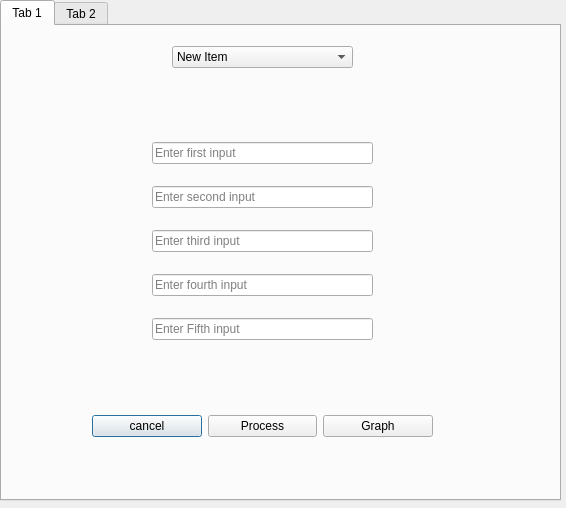
abdo-mongy/Queuing-theory-, file view/untitled.ui: the form before one commit.
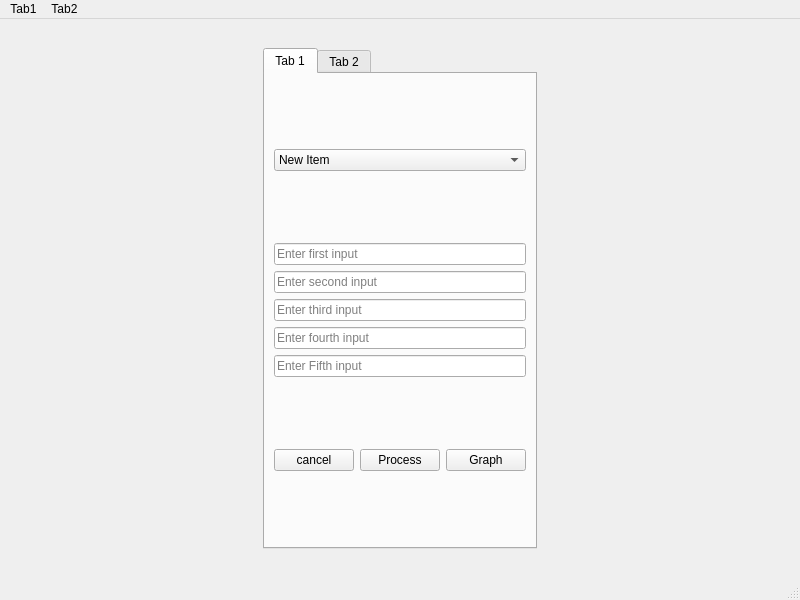
The form after the commit.

Diff of the .ui file:
```diff
--- a/view/untitled.ui
+++ b/view/untitled.ui
@@ -1,26 +1,30 @@
 <?xml version="1.0" encoding="UTF-8"?>
 <ui version="4.0">
- <class>Dialog</class>
- <widget class="QDialog" name="Dialog">
+ <class>MainWindow</class>
+ <widget class="QMainWindow" name="MainWindow">
   <property name="geometry">
    <rect>
     <x>0</x>
     <y>0</y>
-    <width>566</width>
-    <height>508</height>
+    <width>800</width>
+    <height>600</height>
    </rect>
   </property>
   <property name="windowTitle">
-   <string>Dialog</string>
+   <string>MainWindow</string>
   </property>
+  <widget class="QWidget" name="centralwidget">
+   <property name="autoFillBackground">
+    <bool>false</bool>
+   </property>
+   <layout class="QGridLayout" name="gridLayout_2">
+    <item row="0" column="0">
   <widget class="QTabWidget" name="tabWidget">
-   <property name="geometry">
-    <rect>
-     <x>0</x>
-     <y>0</y>
-     <width>561</width>
-     <height>501</height>
-    </rect>
+      <property name="sizePolicy">
+       <sizepolicy hsizetype="Maximum" vsizetype="Maximum">
+        <horstretch>1</horstretch>
+        <verstretch>1</verstretch>
+       </sizepolicy>
    </property>
    <property name="minimumSize">
     <size>
@@ -38,18 +42,18 @@
     <number>0</number>
    </property>
    <widget class="QWidget" name="tab">
+       <property name="sizePolicy">
+        <sizepolicy hsizetype="Maximum" vsizetype="Maximum">
+         <horstretch>1</horstretch>
+         <verstretch>1</verstretch>
+        </sizepolicy>
+       </property>
     <attribute name="title">
      <string>Tab 1</string>
     </attribute>
+       <layout class="QGridLayout" name="gridLayout">
+        <item row="0" column="0">
     <widget class="QComboBox" name="comboBox">
-     <property name="geometry">
-      <rect>
-       <x>170</x>
-       <y>20</y>
-       <width>181</width>
-       <height>22</height>
-      </rect>
-     </property>
      <item>
       <property name="text">
        <string>New Item</string>
@@ -76,48 +80,8 @@
       </property>
      </item>
     </widget>
-    <widget class="QWidget" name="horizontalLayoutWidget">
-     <property name="geometry">
-      <rect>
-       <x>90</x>
-       <y>360</y>
-       <width>341</width>
-       <height>80</height>
-      </rect>
-     </property>
-     <layout class="QHBoxLayout" name="horizontalLayout_4">
-      <item>
-       <widget class="QPushButton" name="pushButton_7">
-        <property name="text">
-         <string>cancel</string>
-        </property>
-       </widget>
-      </item>
-      <item>
-       <widget class="QPushButton" name="pushButton_52">
-        <property name="text">
-         <string>Process</string>
-        </property>
-       </widget>
-      </item>
-      <item>
-       <widget class="QPushButton" name="pushButton_8">
-        <property name="text">
-         <string>Graph</string>
-        </property>
-       </widget>
-      </item>
-     </layout>
-    </widget>
-    <widget class="QWidget" name="verticalLayoutWidget">
-     <property name="geometry">
-      <rect>
-       <x>150</x>
-       <y>100</y>
-       <width>221</width>
-       <height>231</height>
-      </rect>
-     </property>
+        </item>
+        <item row="1" column="0">
      <layout class="QVBoxLayout" name="verticalLayout">
       <item>
        <widget class="QLineEdit" name="lineEdit_4">
@@ -155,54 +119,41 @@
        </widget>
       </item>
      </layout>
-    </widget>
+        </item>
+        <item row="2" column="0">
+         <layout class="QHBoxLayout" name="horizontalLayout_4">
+          <item>
+           <widget class="QPushButton" name="pushButton_7">
+            <property name="text">
+             <string>cancel</string>
+            </property>
+           </widget>
+          </item>
+          <item>
+           <widget class="QPushButton" name="pushButton_52">
+            <property name="text">
+             <string>Process</string>
+            </property>
+           </widget>
+          </item>
+          <item>
+           <widget class="QPushButton" name="pushButton_8">
+            <property name="text">
+             <string>Graph</string>
+            </property>
+           </widget>
+          </item>
+         </layout>
+        </item>
+       </layout>
    </widget>
    <widget class="QWidget" name="tab_2">
     <attribute name="title">
      <string>Tab 2</string>
     </attribute>
-    <widget class="QWidget" name="horizontalLayoutWidget_7">
-     <property name="geometry">
-      <rect>
-       <x>100</x>
-       <y>340</y>
-       <width>341</width>
-       <height>80</height>
-      </rect>
-     </property>
-     <layout class="QHBoxLayout" name="horizontalLayout_25">
-      <item>
-       <widget class="QPushButton" name="pushButton_49">
-        <property name="text">
-         <string>cancel</string>
-        </property>
-       </widget>
-      </item>
-      <item>
-       <widget class="QPushButton" name="pushButton_51">
-        <property name="text">
-         <string>Process</string>
-        </property>
-       </widget>
-      </item>
-      <item>
-       <widget class="QPushButton" name="pushButton_50">
-        <property name="text">
-         <string>Graph</string>
-        </property>
-       </widget>
-      </item>
-     </layout>
-    </widget>
+       <layout class="QGridLayout" name="gridLayout_3">
+        <item row="0" column="0">
     <widget class="QComboBox" name="comboBox_7">
-     <property name="geometry">
-      <rect>
-       <x>180</x>
-       <y>40</y>
-       <width>191</width>
-       <height>22</height>
-      </rect>
-     </property>
      <item>
       <property name="text">
        <string>New Item</string>
@@ -229,15 +180,8 @@
       </property>
      </item>
     </widget>
-    <widget class="QWidget" name="verticalLayoutWidget_6">
-     <property name="geometry">
-      <rect>
-       <x>160</x>
-       <y>90</y>
-       <width>221</width>
-       <height>231</height>
-      </rect>
-     </property>
+        </item>
+        <item row="1" column="0">
      <layout class="QVBoxLayout" name="verticalLayout_6">
       <item>
        <widget class="QLineEdit" name="lineEdit_31">
@@ -275,9 +219,61 @@
        </widget>
       </item>
      </layout>
-    </widget>
-   </widget>
-  </widget>
+        </item>
+        <item row="2" column="0">
+         <layout class="QHBoxLayout" name="horizontalLayout_25">
+          <item>
+           <widget class="QPushButton" name="pushButton_49">
+            <property name="text">
+             <string>cancel</string>
+            </property>
+           </widget>
+          </item>
+          <item>
+           <widget class="QPushButton" name="pushButton_51">
+            <property name="text">
+             <string>Process</string>
+            </property>
+           </widget>
+          </item>
+          <item>
+           <widget class="QPushButton" name="pushButton_50">
+            <property name="text">
+             <string>Graph</string>
+            </property>
+           </widget>
+          </item>
+         </layout>
+        </item>
+       </layout>
+      </widget>
+     </widget>
+    </item>
+   </layout>
+  </widget>
+  <widget class="QMenuBar" name="menubar">
+   <property name="geometry">
+    <rect>
+     <x>0</x>
+     <y>0</y>
+     <width>800</width>
+     <height>21</height>
+    </rect>
+   </property>
+   <widget class="QMenu" name="menuTab1">
+    <property name="title">
+     <string>Tab1</string>
+    </property>
+   </widget>
+   <widget class="QMenu" name="menuTab2">
+    <property name="title">
+     <string>Tab2</string>
+    </property>
+   </widget>
+   <addaction name="menuTab1"/>
+   <addaction name="menuTab2"/>
+  </widget>
+  <widget class="QStatusBar" name="statusbar"/>
  </widget>
  <resources/>
  <connections/>
```
Lines whose indentation alone changed are shown as unchanged.
